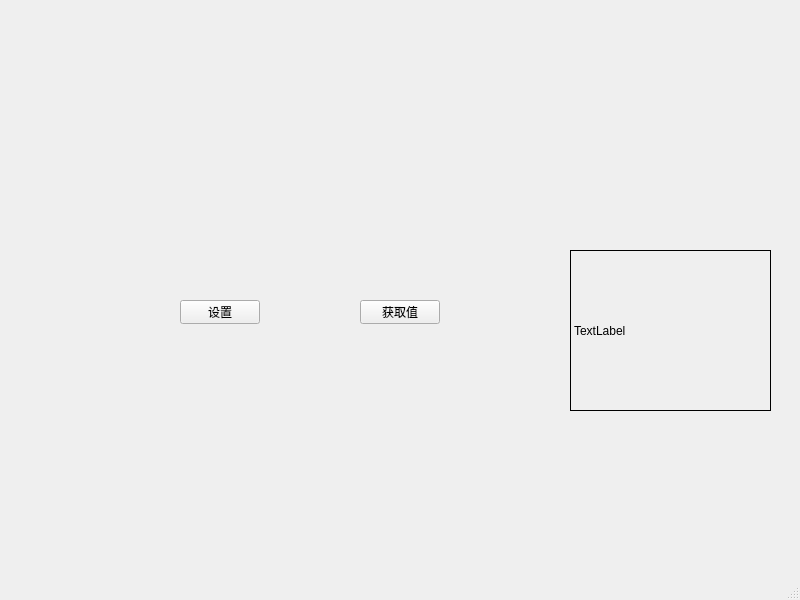
This is test_07/mainwindow.ui in waitwalker/cpp_projects as Qt 5 draws it before an edit. The edited form follows.
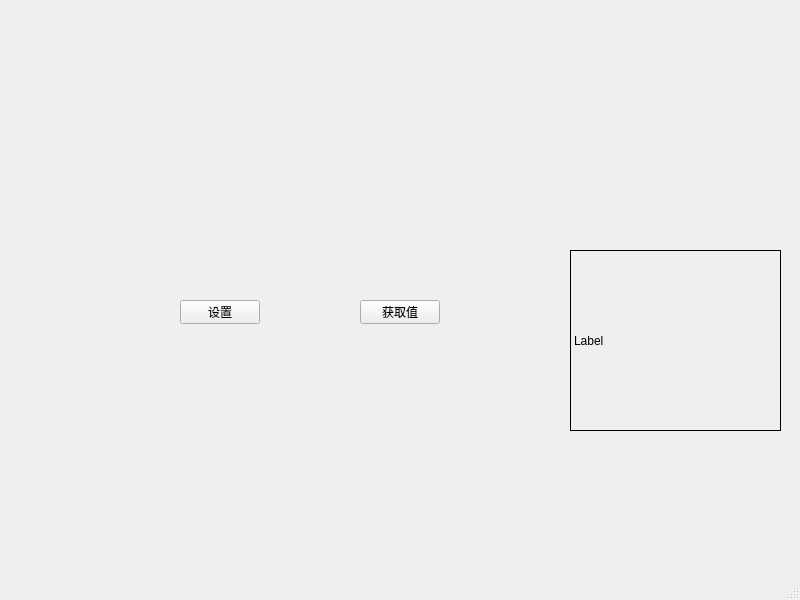
This is the edited form. Custom widgets are drawn as their Qt base class.

Commit message: 拦截事件分发器

```diff
--- a/test_07/mainwindow.ui
+++ b/test_07/mainwindow.ui
@@ -55,15 +55,15 @@
      <rect>
       <x>570</x>
       <y>250</y>
-      <width>201</width>
-      <height>161</height>
+      <width>211</width>
+      <height>181</height>
      </rect>
     </property>
     <property name="frameShape">
      <enum>QFrame::Box</enum>
     </property>
     <property name="text">
-     <string>TextLabel</string>
+     <string>Label</string>
     </property>
    </widget>
   </widget>
```
The commit also changes 2 other files.
